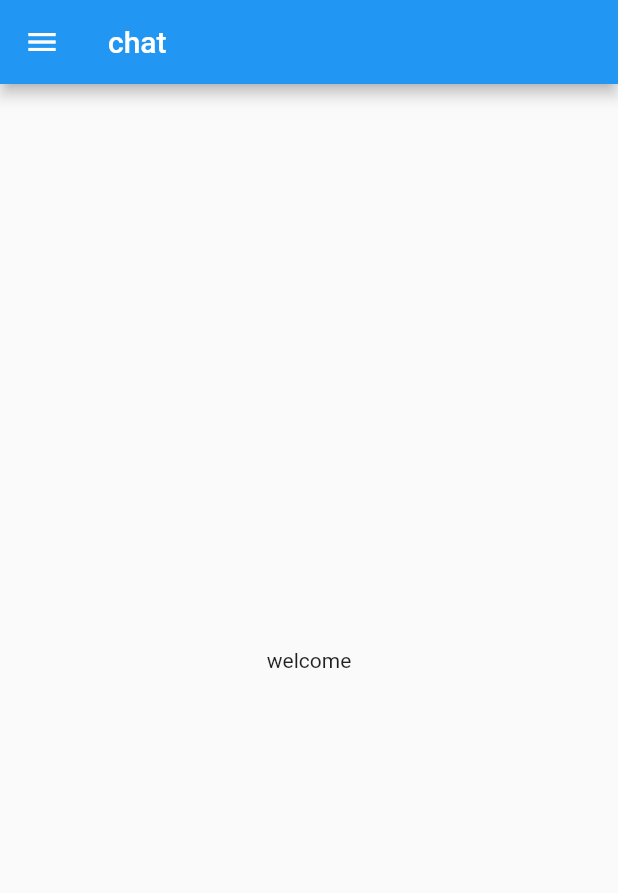
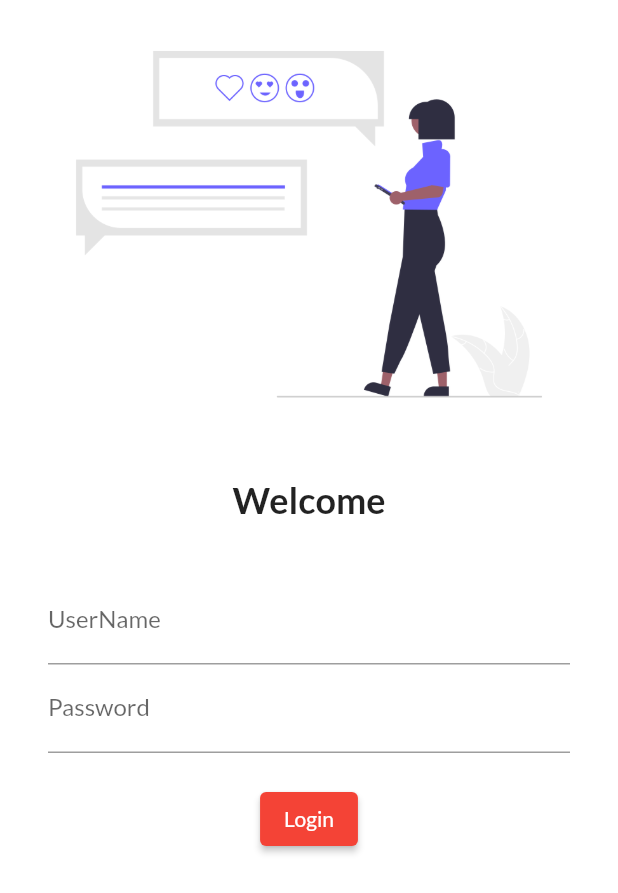
Before and after one commit to Jayalaxmipj/Flutter, a Flutter app: the screen it shows after launch, on a phone screen of 412 x 824 dp. Shown: the top 893 px of the screen. Run offline on Flutter 3.47's test engine with Material 2 defaults, Android fonts, the phone set to English and light mode, and no system bars; our stand-ins replace google_fonts.

Commit message:
Day 4 completed

```diff
--- a/lib/main.dart
+++ b/lib/main.dart
@@ -1,5 +1,7 @@
 import 'package:flutter/material.dart';
-import 'package:flutter_application_1/home_page.dart';
+import 'package:flutter_application_1/pages/home_page.dart';
+import 'package:flutter_application_1/pages/login_page.dart';
+import 'package:google_fonts/google_fonts.dart';
 
 void main() {
   runApp(MyApp());
@@ -11,7 +13,21 @@ class MyApp extends StatelessWidget {
   @override
   Widget build(BuildContext context) {
     return MaterialApp(
-      home: HomePage(),
+      //home: HomePage(),
+      themeMode: ThemeMode.light,
+      theme: ThemeData(
+        primarySwatch: Colors.red,
+        fontFamily: GoogleFonts.lato().fontFamily,
+        primaryTextTheme: GoogleFonts.latoTextTheme(),
+      ),
+      darkTheme: ThemeData(
+        brightness: Brightness.dark,
+      ),
+      routes: {
+        "/": (context) => LoginPage(),
+        "/home": (context) => HomePage(),
+        "/login": (context) => LoginPage()
+      },
     );
   }
 }
--- /dev/null
+++ b/lib/pages/login_page.dart
@@ -0,0 +1,63 @@
+import 'package:flutter/material.dart';
+
+class LoginPage extends StatelessWidget {
+  const LoginPage({Key? key}) : super(key: key);
+
+  @override
+  Widget build(BuildContext context) {
+    return Material(
+        color: Colors.white,
+        child: Column(
+          children: [
+            Image.asset(
+              "assets/images/Loginimage.png",
+              fit: BoxFit.contain,
+            ),
+            SizedBox(
+              height: 20.0,
+            ),
+            Text(
+              "Welcome",
+              style: TextStyle(
+                fontSize: 24,
+                fontWeight: FontWeight.bold,
+              ),
+            ),
+            SizedBox(
+              height: 20.0,
+            ),
+            Padding(
+              padding:
+                  const EdgeInsets.symmetric(vertical: 16.0, horizontal: 32.0),
+              child: Column(
+                children: [
+                  TextFormField(
+                    decoration: InputDecoration(
+                      hintText: "enter username",
+                      labelText: "UserName",
+                    ),
+                  ),
+                  TextFormField(
+                    obscureText: true,
+                    decoration: InputDecoration(
+                      hintText: "enter Password",
+                      labelText: "Password",
+                    ),
+                  ),
+                  SizedBox(
+                    height: 20.0,
+                  ),
+                  ElevatedButton(
+                    child: Text("Login"),
+                    style: TextButton.styleFrom(),
+                    onPressed: () {
+                      print("you have logged in");
+                    },
+                  )
+                ],
+              ),
+            ),
+          ],
+        ));
+  }
+}
--- a/pubspec.yaml
+++ b/pubspec.yaml
@@ -28,6 +28,7 @@ dependencies:
   # The following adds the Cupertino Icons font to your application.
   # Use with the CupertinoIcons class for iOS style icons.
   cupertino_icons: ^1.0.2
+  google_fonts: ^2.1.0
 
 dev_dependencies:
   flutter_test:
@@ -45,8 +46,8 @@ flutter:
   uses-material-design: true
 
   # To add assets to your application, add an assets section, like this:
-  # assets:
-  #   - images/a_dot_burr.jpeg
+  assets:
+      - assets/images/
   #   - images/a_dot_ham.jpeg
 
   # An image asset can refer to one or more resolution-specific "variants", see
```
Also changed, not shown: assets/images/Loginimage.png (added), lib/pages/home_page.dart (renamed from lib/home_page.dart), pubspec.lock.
